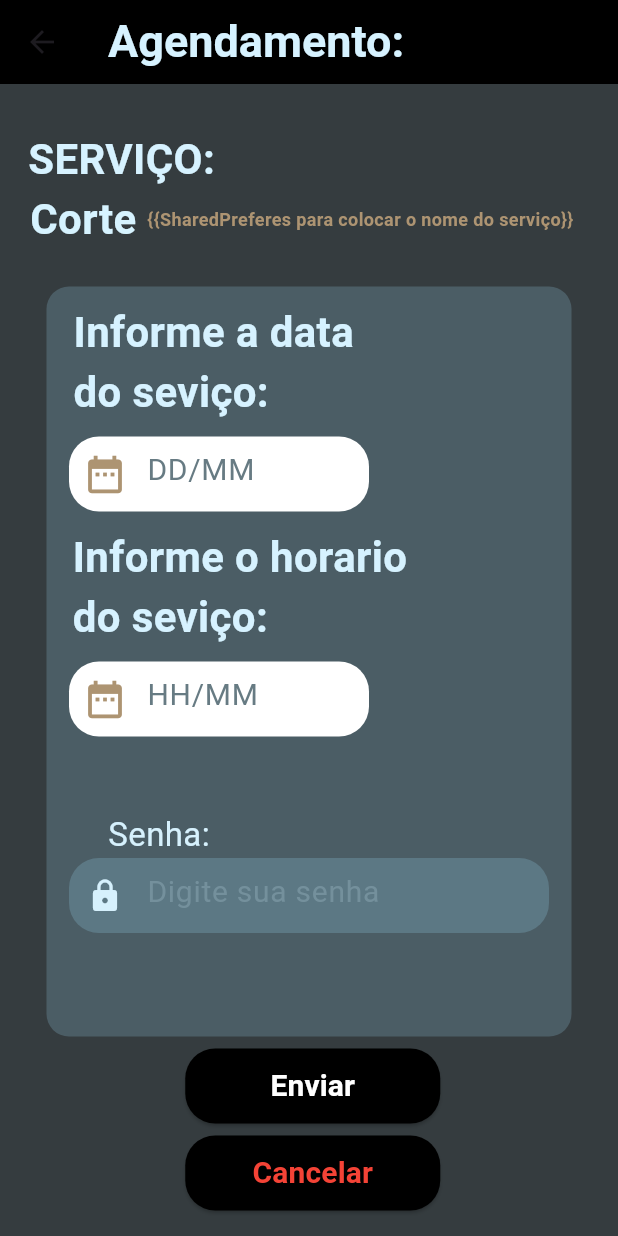
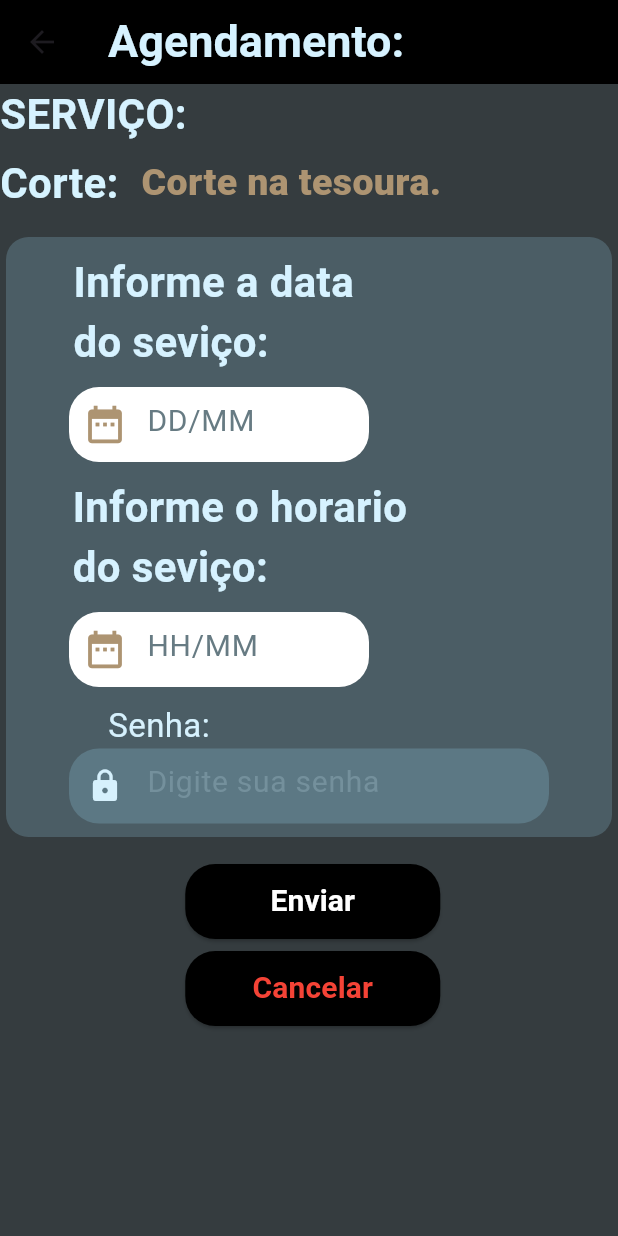
Before and after one commit to JoseBruno2005/Barber-Shop, a Flutter app: the corteTradicional screen opened directly, after a tap on "Agendar", on a phone screen of 412 x 824 dp. Run offline on Flutter 3.47's test engine with Material 3 defaults, Android fonts, the phone set to English and light mode, and no system bars; our stand-ins replace shared_preferences; accounts and stored records are empty.

Commit message:
funcionalidades adicionadas

```diff
--- a/lib/pages/agendamento_page.dart
+++ b/lib/pages/agendamento_page.dart
@@ -1,7 +1,9 @@
 import 'package:barbeariaflutter/pages/corte_tradicional.dart';
 import 'package:barbeariaflutter/pages/home_page.dart';
+import 'package:barbeariaflutter/shared/tema.dart';
 import 'package:flutter/material.dart';
 import 'package:flutter/widgets.dart';
+import 'package:shared_preferences/shared_preferences.dart';
 
 class agendamento extends StatefulWidget {
   const agendamento({super.key});
@@ -10,9 +12,22 @@ class agendamento extends StatefulWidget {
   State<agendamento> createState() => _agendamentoState();
 }
 
+  TextEditingController _diaMesController = TextEditingController();
+  TextEditingController _horaMinutoController = TextEditingController();
+  TextEditingController _senhaController = TextEditingController();
+
+ Future<String> carregarCorte(String corte) async {
+    SharedPreferences prefs = await SharedPreferences.getInstance();
+    String data = prefs.getString("corteAtual")!;
+    return data;
+  }
+
+
 class _agendamentoState extends State<agendamento> {
   @override
   Widget build(BuildContext context) {
+     var largura = MediaQuery.of(context).size.width;
+    var altura = MediaQuery.of(context).size.height;
     return Scaffold(
       backgroundColor: Color(0xFF353C3F),
       appBar: AppBar(
@@ -28,9 +43,10 @@ class _agendamentoState extends State<agendamento> {
       ),
       body: Column(
         children: [
-          const Padding(
-            padding: EdgeInsets.only(top:30, right: 250),
+          Container(
+            alignment: Alignment.topLeft,
             child: Text(
+
                 'SERVIÇO:',
                 style: TextStyle(
                 color: Color(0xFFD6F2FF),
@@ -39,34 +55,42 @@ class _agendamentoState extends State<agendamento> {
                 )
               ),
           ),
-          const Row(
+
+           Row(
             children: [
-              Padding(
-                padding: EdgeInsets.only(left: 20),
-                child: Text(
-                  'Corte ',
+
+                 Text(
+                  'Corte: ',
                   style: TextStyle(
                     fontSize: 28,
                     fontWeight: FontWeight.bold,
                     color: Color(0xFFD6F3FF)
                   )
                 ),
+
+              Padding(
+                padding: EdgeInsets.all(8.0),
+                child: FutureBuilder<String>(
+          future: carregarCorte("corteAtual"),
+          builder: ((context, snapshot){
+            return Text('${snapshot.data}'+".",
+            style: TextStyle(
+                  color: tema().corTextoMarrom,
+                  fontSize: 25,
+                  fontWeight: FontWeight.w900
+                ),);
+          }),
+        ) ,
               ),
-              Text(
-                  '{{SharedPreferes para colocar o nome do serviço}}',
-                  style: TextStyle(
-                    fontSize: 12,
-                    fontWeight: FontWeight.bold,
-                    color: Color(0xFFAD9472)
-                  )
-                )
             ],
           ),
+
+
           Padding(
-            padding: const EdgeInsets.only(top: 25),
+            padding: const EdgeInsets.only(top: 10,bottom: 10),
             child: Container(
-              width: 350,
-              height: 500,
+              width: largura-8,
+              height: 400,
               decoration: BoxDecoration(
                 color: Color(0xFF4B5D65),
                 borderRadius: BorderRadius.circular(15)
@@ -94,12 +118,14 @@ class _agendamentoState extends State<agendamento> {
                         borderRadius: BorderRadius.circular(20)
                       ),
                       child: TextField(
+                        controller: _diaMesController,
                         decoration: InputDecoration(
                           prefixIcon: const Icon(
                             Icons.date_range,
                             color: Color(0xFFAD9472),
                             size: 30,
                           ),
+
                           hintText: "DD/MM",
                           hintStyle: const TextStyle(
                             fontSize: 20,
@@ -134,6 +160,7 @@ class _agendamentoState extends State<agendamento> {
                         borderRadius: BorderRadius.circular(20)
                       ),
                       child: TextField(
+                        controller: _horaMinutoController,
                         decoration: InputDecoration(
                           prefixIcon: const Icon(
                             Icons.date_range,
@@ -154,7 +181,7 @@ class _agendamentoState extends State<agendamento> {
                     ),
                   ),
                   const Padding(
-                    padding: EdgeInsets.only(right: 200, top: 50),
+                    padding: EdgeInsets.only(right: 200, top: 10),
                     child: Text(
                       'Senha:',
                       style: TextStyle(
@@ -171,6 +198,7 @@ class _agendamentoState extends State<agendamento> {
                       borderRadius: BorderRadius.circular(20)
                     ),
                     child: TextField(
+                      controller: _senhaController,
                       decoration: InputDecoration(
                         prefixIcon: const Icon(
                           Icons.lock,
@@ -199,10 +227,16 @@ class _agendamentoState extends State<agendamento> {
               child: Container(
                 width: 170,
                 height: 50,
-                child: ElevatedButton(onPressed: (){
+                child: ElevatedButton(onPressed: ()async{
+                  SharedPreferences prefs = await SharedPreferences.getInstance();
+                  if(_senhaController.text==prefs.getString(tema().senha)){
+                    prefs.setString("diaMesAgendado",_diaMesController.text);
+                   prefs.setString("horaMinutoAgendado", _horaMinutoController.text);
                       Navigator.push(context,
                     MaterialPageRoute(builder: (context) => Home(),)
                   );
+                  }
+
                 },
                 style: ElevatedButton.styleFrom(
                   backgroundColor: Color(0xFF000000),
--- a/lib/pages/corte_tradicional.dart
+++ b/lib/pages/corte_tradicional.dart
@@ -2,6 +2,7 @@ import 'package:barbeariaflutter/pages/agendamento_page.dart';
 import 'package:barbeariaflutter/pages/home_page.dart';
 import 'package:barbeariaflutter/pages/perfil_page.dart';
 import 'package:flutter/material.dart';
+import 'package:shared_preferences/shared_preferences.dart';
 
 class corteTradicional extends StatefulWidget {
   const corteTradicional({super.key});
@@ -13,6 +14,8 @@ class corteTradicional extends StatefulWidget {
 class _corteTradicionalState extends State<corteTradicional> {
   @override
   Widget build(BuildContext context) {
+    var largura = MediaQuery.of(context).size.width;
+    var altura = MediaQuery.of(context).size.height;
     return Scaffold(
       backgroundColor: Color(0xFF353C3F),
       appBar: AppBar(
@@ -74,18 +77,24 @@ class _corteTradicionalState extends State<corteTradicional> {
             ),
           ),
 
-          const Padding(
-            padding: EdgeInsets.only(top: 35),
-            child: Image(image:
-            AssetImage('assets/corte.jpg')
+                  Padding(
+              padding: const EdgeInsets.all(16),
+              child: ClipRRect(
+                borderRadius: BorderRadius.circular(10),
+                child: Image.asset(
+                  'assets/corte.jpg',
+                  height: 200,
+                  width: largura - 24,
+                  fit: BoxFit.cover,
+                ),
+              ),
             ),
-          ),
 
           Padding(
-            padding: const EdgeInsets.only(top: 60),
+            padding: const EdgeInsets.all(8),
             child: Container(
-              width: 500,
-              height: 328,
+              width: largura-8,
+              height: 230,
               decoration: BoxDecoration(
                 color: Color(0xFF4B5D65),
                 borderRadius: BorderRadius.circular(15)
@@ -93,8 +102,9 @@ class _corteTradicionalState extends State<corteTradicional> {
               child: Column(
                 children: [
                 Padding(
-                  padding: const EdgeInsets.only(top: 40),
+                  padding: const EdgeInsets.only(top: 10),
                   child: Row(
+                    mainAxisAlignment: MainAxisAlignment.start,
                   children: [
                     const Padding(
                       padding: EdgeInsets.all(8.0),
@@ -102,16 +112,16 @@ class _corteTradicionalState extends State<corteTradicional> {
                         'Corte na tesoura',
                         style: TextStyle(
                           color: Color(0xFFD6F1FD),
-                          fontSize: 22,
+                          fontSize: 16,
                           fontWeight: FontWeight.bold
                         ),
                       ),
                     ),
                     const Text(
-                      ' RS15',
+                      ' R15',
                       style: TextStyle(
                         color: Color(0xFFAD9472),
-                        fontSize: 22,
+                        fontSize: 16,
                         fontWeight: FontWeight.bold
                       ),
                     ),
@@ -119,17 +129,89 @@ class _corteTradicionalState extends State<corteTradicional> {
                       ':',
                       style: TextStyle(
                         color: Color(0xFFD6F1FD),
-                        fontSize: 22,
+                        fontSize: 16,
                         fontWeight: FontWeight.bold
                       ),
                     ),
                     Padding(
-                      padding: const EdgeInsets.all(8.0),
+                      padding:  EdgeInsets.all(8),
                       child: Container(
-                        width: 138,
-                        height: 40,
+
                         child: ElevatedButton(
-                          onPressed: (){
+                          onPressed: ()async{
+                             SharedPreferences prefs = await SharedPreferences.getInstance();
+                             prefs.setString("tipoCorte", "Tradicional");
+                             prefs.setString("corteAtual", "Corte na tesoura");
+                            Navigator.push(context,
+                              MaterialPageRoute(builder: (context) => agendamento(),) //se o usuario clicar nesse butão deve ser mandado o nome do serviço para a pagina agendamento nesse caso serri corte na tesoura
+                            );
+                          },
+                          style: ElevatedButton.styleFrom(
+
+                            backgroundColor: Color(0xFF000000),
+                            alignment: Alignment.center,
+                            shape: RoundedRectangleBorder(
+                              borderRadius: BorderRadius.circular(10),
+                            )
+                          ),
+                          child: const Text(
+                            'Agendar',
+                            textAlign: TextAlign.center,
+                            style: TextStyle(
+                            color: Color(0xFFD6F1FD),
+                            fontSize: 20,
+                            fontWeight: FontWeight.bold
+                            ),
+                          )
+                        ),
+                      ),
+                    )
+                  ],
+                                ),
+                ),
+              Padding(
+                padding: const EdgeInsets.only(top: 10),
+                child: Row(
+                  mainAxisAlignment: MainAxisAlignment.start,
+                  children: [
+                    const Padding(
+
+                      padding: EdgeInsets.all(8.0),
+                      child: Text(
+                        'Corte Degrade',
+                        style: TextStyle(
+                          color: Color(0xFFD6F1FD),
+                          fontSize: 16,
+                          fontWeight: FontWeight.bold
+                        ),
+                      ),
+                    ),
+                    const Text(
+                      ' RS20',
+                      style: TextStyle(
+                        color: Color(0xFFAD9472),
+                        fontSize: 16,
+                        fontWeight: FontWeight.bold
+                      ),
+                    ),
+                    const Text(
+                      ':',
+                      style: TextStyle(
+                        color: Color(0xFFD6F1FD),
+                        fontSize: 16,
+                        fontWeight: FontWeight.bold
+                      ),
+                    ),
+                    Padding(
+                      padding: const EdgeInsets.all(8),
+                      child: Container(
+
+                        child: ElevatedButton(
+
+                          onPressed: ()async{
+                           SharedPreferences prefs = await SharedPreferences.getInstance();
+                           prefs.setString("tipoCorte", "Tradicional");
+                             prefs.setString("corteAtual", "Corte Degrade");
                             Navigator.push(context,
                               MaterialPageRoute(builder: (context) => agendamento(),) //se o usuario clicar nesse butão deve ser mandado o nome do serviço para a pagina agendamento nesse caso serri corte na tesoura
                             );
@@ -152,21 +234,22 @@ class _corteTradicionalState extends State<corteTradicional> {
                           )
                         ),
                       ),
-                    )
+                    ),
                   ],
-                                ),
                 ),
-              Padding(
-                padding: const EdgeInsets.only(top: 25),
-                child: Row(
+              ),
+                Padding(
+                  padding: const EdgeInsets.only(top: 10),
+                  child: Row(
+                    mainAxisAlignment: MainAxisAlignment.start,
                   children: [
                     const Padding(
                       padding: EdgeInsets.all(8.0),
                       child: Text(
-                        'Corte Degrade',
+                        'Corte Moicano',
                         style: TextStyle(
                           color: Color(0xFFD6F1FD),
-                          fontSize: 22,
+                          fontSize: 16,
                           fontWeight: FontWeight.bold
                         ),
                       ),
@@ -175,7 +258,7 @@ class _corteTradicionalState extends State<corteTradicional> {
                       ' RS20',
                       style: TextStyle(
                         color: Color(0xFFAD9472),
-                        fontSize: 22,
+                        fontSize: 16,
                         fontWeight: FontWeight.bold
                       ),
                     ),
@@ -183,83 +266,21 @@ class _corteTradicionalState extends State<corteTradicional> {
                       ':',
                       style: TextStyle(
                         color: Color(0xFFD6F1FD),
-                        fontSize: 22,
+                        fontSize: 16,
                         fontWeight: FontWeight.bold
                       ),
                     ),
                     Padding(
-                      padding: const EdgeInsets.only(top:8, left: 30),
+                      padding: const EdgeInsets.all(8),
                       child: Container(
-                        width: 138,
-                        height: 40,
+
                         child: ElevatedButton(
-                          onPressed: (){
+                          onPressed: ()async{
+                            SharedPreferences prefs = await SharedPreferences.getInstance();
+                            prefs.setString("tipoCorte", "Tradicional");
+                             prefs.setString("corteAtual", "Corte Moicano");
                             Navigator.push(context,
-                              MaterialPageRoute(builder: (context) => agendamento(),)
-                            );
-                          },
-                          style: ElevatedButton.styleFrom(
-                            backgroundColor: Color(0xFF000000),
-                            alignment: Alignment.center,
-                            shape: RoundedRectangleBorder(
-                              borderRadius: BorderRadius.circular(10),
-                            )
-                          ),
-                          child: const Text(
-                            'Agendar',
-                            textAlign: TextAlign.center,
-                            style: TextStyle(
-                            color: Color(0xFFD6F1FD),
-                            fontSize: 20,
-                            fontWeight: FontWeight.bold
-                            ),
-                          )
-                        ),
-                      ),
-                    )
-                  ],
-                ),
-              ),
-                Padding(
-                  padding: const EdgeInsets.only(top: 35),
-                  child: Row(
-                  children: [
-                    const Padding(
-                      padding: EdgeInsets.all(8.0),
-                      child: Text(
-                        'Corte Moicano',
-                        style: TextStyle(
-                          color: Color(0xFFD6F1FD),
-                          fontSize: 22,
-                          fontWeight: FontWeight.bold
-                        ),
-                      ),
-                    ),
-                    const Text(
-                      ' RS20',
-                      style: TextStyle(
-                        color: Color(0xFFAD9472),
-                        fontSize: 22,
-                        fontWeight: FontWeight.bold
-                      ),
-                    ),
-                    const Text(
-                      ':',
-                      style: TextStyle(
-                        color: Color(0xFFD6F1FD),
-                        fontSize: 22,
-                        fontWeight: FontWeight.bold
-                      ),
-                    ),
-                    Padding(
-                      padding: const EdgeInsets.only(top:8, left: 30),
-                      child: Container(
-                        width: 138,
-                        height: 40,
-                        child: ElevatedButton(
-                          onPressed: (){
-                            Navigator.push(context,
-                              MaterialPageRoute(builder: (context) => agendamento(),)
+                              MaterialPageRoute(builder: (context) => agendamento(),) //se o usuario clicar nesse butão deve ser mandado o nome do serviço para a pagina agendamento nesse caso serri corte na tesoura
                             );
                           },
                           style: ElevatedButton.styleFrom(
```
Also changed, not shown: lib/pages/barba_bigode_page.dart (+35 -18 lines), lib/pages/detalhes_agendamento_page.dart (added, +232 -0 lines), lib/pages/home_page.dart (+13 -4 lines), lib/pages/perfil_page.dart (+27 -1 lines). Lines whose indentation alone changed are shown as unchanged.
